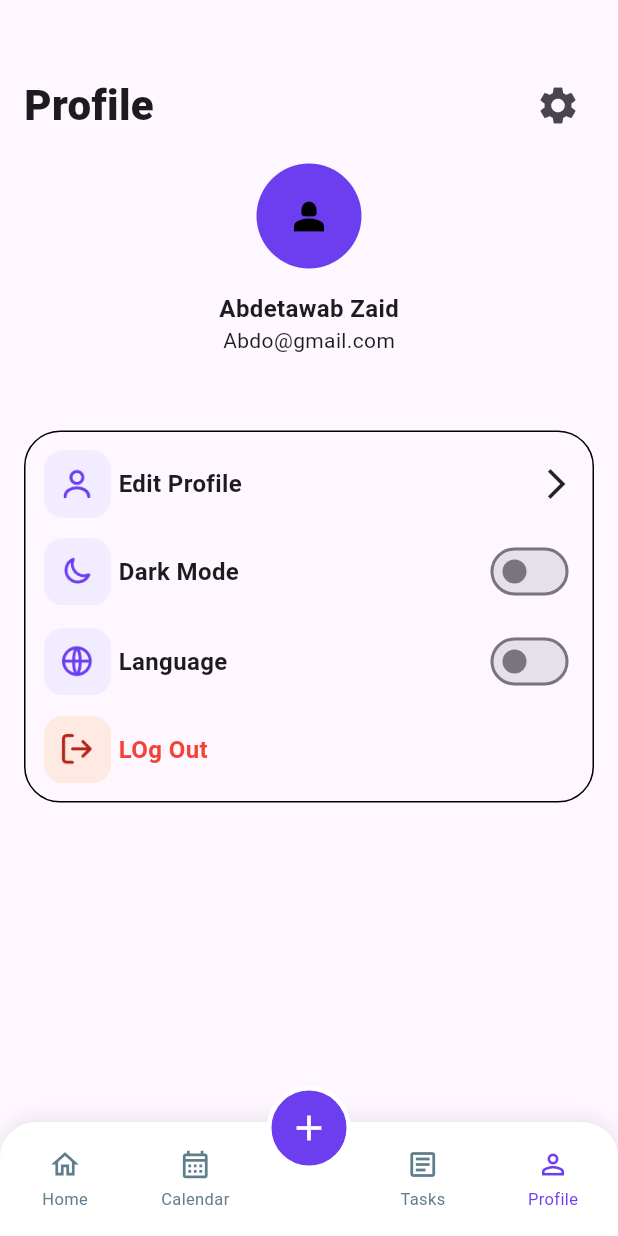
After one commit to tobazaid/todo_app, a Flutter app: the HomeScreen screen opened by its route, after a tap on "Calendar", after a tap on "Tasks", after a tap on "Profile", on a phone screen of 412 x 824 dp. The commit adds this screen. Run offline on Flutter 3.47's test engine with Material 3 defaults, Android fonts, the phone set to English and light mode, and no system bars.

Commit message:
Add profile screen and split widgets

```diff
--- /dev/null
+++ b/lib/core/app_color.dart
@@ -0,0 +1,6 @@
+import 'package:flutter/material.dart';
+
+class AppColor {
+
+  static const Color main = Color(0xFF6D3EF0);
+}
--- a/lib/feature/Onboarding/ui/onbording_screen3.dart
+++ b/lib/feature/Onboarding/ui/onbording_screen3.dart
@@ -1,6 +1,7 @@
 import 'package:flutter/material.dart';
 import 'package:todo_app/core/app_button_style.dart';
 import 'package:todo_app/core/app_text_style.dart';
+import 'package:todo_app/feature/Onboarding/ui/onbording_screen4.dart';
 
 class OnbordingScreen3 extends StatelessWidget {
   static const String routeName = "on bording screen 3";
@@ -22,9 +23,12 @@ class OnbordingScreen3 extends StatelessWidget {
             ElevatedButton(
               style: AppButtonStyle.nextButton,
               onPressed: () {
-
+                Navigator.pushReplacementNamed(
+                  context,
+                  OnbordingScreen4.routeName,
+                );
               },
-              child: const Text("Next", style: AppTextStyle.bold16),
+              child: const Text("Continue", style: AppTextStyle.bold16),
             ),
           ],
         ),
--- /dev/null
+++ b/lib/feature/Onboarding/ui/onbording_screen4.dart
@@ -0,0 +1,38 @@
+import 'package:flutter/material.dart';
+import 'package:todo_app/core/app_button_style.dart';
+import 'package:todo_app/core/app_text_style.dart';
+import 'package:todo_app/feature/home/ui/home_screen.dart';
+
+class OnbordingScreen4 extends StatelessWidget {
+  static const String routeName = "onbording screen 4";
+  const OnbordingScreen4({super.key});
+
+  @override
+  Widget build(BuildContext context) {
+    return Scaffold(
+      body: Padding(
+        padding: const EdgeInsets.all(16.0),
+        child: Column(children: [
+          Image.asset("assets/image/onbording4.png"),
+          Text("Task Management &",style: AppTextStyle.extraBold28,),
+          Text("To-Do List",style: AppTextStyle.extraBold28,),
+          SizedBox(height: 10,),
+          Text("This productive tool is designed to help you"),
+          Text("better manage your task project-wise"),
+          Text("conveniently!"),
+          SizedBox(height: 60,),
+            ElevatedButton(
+                style: AppButtonStyle.nextButton,
+                onPressed: () {
+                  Navigator.pushReplacementNamed(
+                    context,
+                    HomeScreen.routeName,
+                  );
+                },
+                child: const Text("Let's Start", style: AppTextStyle.bold16),
+              ),
+        ],),
+      ),
+    );
+  }
+}
--- /dev/null
+++ b/lib/feature/home/ui/home_screen.dart
@@ -0,0 +1,17 @@
+import 'package:flutter/material.dart';
+import 'package:todo_app/feature/home/ui/widget/custom_bottom_nav_bar.dart';
+
+class HomeScreen extends StatelessWidget {
+  static const String routeName = "home_screen";
+  const HomeScreen({super.key});
+
+  @override
+  Widget build(BuildContext context) {
+    return Scaffold(
+      body: Column(children: [
+
+      ],),
+       bottomNavigationBar: const CustomBottomNavBar(),
+    );
+  }
+}
--- /dev/null
+++ b/lib/feature/home/ui/widget/custom_bottom_nav_bar.dart
@@ -0,0 +1,133 @@
+import 'package:flutter/material.dart';
+import 'package:todo_app/feature/profile/ui/profile_screen.dart';
+
+class CustomBottomNavBar extends StatefulWidget {
+  const CustomBottomNavBar({super.key});
+
+  @override
+  State<CustomBottomNavBar> createState() =>
+      _CustomBottomNavBarState();
+}
+
+class _CustomBottomNavBarState extends State<CustomBottomNavBar> {
+  int selectedIndex = 0;
+
+  final Color purpleColor = const Color(0xFF6D3EF0);
+
+  final List<Widget> screens = [
+    const Center(child: Text("Home Screen")),
+    const Center(child: Text("Calendar Screen")),
+    const Center(child: Text("Tasks Screen")),
+    const ProfileScreen(),
+  ];
+
+  Widget navItem(IconData icon, String title, int index) {
+    bool isSelected = selectedIndex == index;
+
+    return Expanded(
+      child: InkWell(
+        onTap: () {
+          setState(() {
+            selectedIndex = index;
+          });
+        },
+        child: Column(
+          mainAxisAlignment: MainAxisAlignment.center,
+          children: [
+            Icon(
+              icon,
+              color: isSelected ? purpleColor : Colors.blueGrey,
+              size: 22,
+            ),
+            const SizedBox(height: 4),
+            Text(
+              title,
+              style: TextStyle(
+                fontSize: 11,
+                color: isSelected ? purpleColor : Colors.blueGrey,
+              ),
+            ),
+          ],
+        ),
+      ),
+    );
+  }
+
+  @override
+  Widget build(BuildContext context) {
+    return Scaffold(
+      body: IndexedStack(
+        index: selectedIndex,
+        children: screens,
+      ),
+      bottomNavigationBar: SafeArea(
+        top: false,
+        child: SizedBox(
+          height: 100,
+          child: Stack(
+            clipBehavior: Clip.none,
+            children: [
+              Positioned(
+                bottom: 0,
+                left: 0,
+                right: 0,
+                child: Container(
+                  height: 76,
+                  decoration: BoxDecoration(
+                    color: Colors.white,
+                    borderRadius: const BorderRadius.vertical(
+                      top: Radius.circular(24),
+                    ),
+                    boxShadow: [
+                      BoxShadow(
+                        color: Colors.black.withOpacity(0.08),
+                        blurRadius: 10,
+                        offset: const Offset(0, -3),
+                      ),
+                    ],
+                  ),
+                  child: Row(
+                    children: [
+                      navItem(Icons.home_outlined, "Home", 0),
+                      navItem(Icons.calendar_month_outlined, "Calendar", 1),
+                      const SizedBox(width: 65),
+                      navItem(Icons.article_outlined, "Tasks", 2),
+                      navItem(Icons.person_outline, "Profile", 3),
+                    ],
+                  ),
+                ),
+              ),
+              Positioned(
+                top: 0,
+                left: 0,
+                right: 0,
+                child: Center(
+                  child: Container(
+                    width: 56,
+                    height: 56,
+                    decoration: BoxDecoration(
+                      shape: BoxShape.circle,
+                      color: purpleColor,
+                      border: Border.all(
+                        color: Colors.white,
+                        width: 3,
+                      ),
+                    ),
+                    child: IconButton(
+                      onPressed: () {},
+                      icon: const Icon(
+                        Icons.add,
+                        color: Colors.white,
+                        size: 28,
+                      ),
+                    ),
+                  ),
+                ),
+              ),
+            ],
+          ),
+        ),
+      ),
+    );
+  }
+}
--- /dev/null
+++ b/lib/feature/profile/ui/profile_screen.dart
@@ -0,0 +1,53 @@
+import 'package:flutter/material.dart';
+import 'package:todo_app/feature/profile/ui/widget/profile_headr.dart';
+import 'package:todo_app/feature/profile/ui/widget/profile_info.dart';
+import 'package:todo_app/feature/profile/ui/widget/profilesetting_container.dart';
+
+class ProfileScreen extends StatefulWidget {
+  const ProfileScreen({super.key});
+
+  @override
+  State<ProfileScreen> createState() => _ProfileScreenState();
+}
+
+class _ProfileScreenState extends State<ProfileScreen> {
+  bool isDarkMode = false;
+  bool isLanguageChanged = false;
+
+  @override
+  Widget build(BuildContext context) {
+    return Padding(
+      padding: const EdgeInsets.all(16.0),
+      child: Scaffold(
+        body: Column(
+          children: [
+            const SizedBox(height: 30),
+
+            const ProfileHeader(),
+
+            const SizedBox(height: 15),
+
+            const ProfileInfo(),
+
+            const SizedBox(height: 50),
+
+            ProfileSettingsContainer(
+              isDarkMode: isDarkMode,
+              isLanguageChanged: isLanguageChanged,
+              onDarkModeChanged: (value) {
+                setState(() {
+                  isDarkMode = value;
+                });
+              },
+              onLanguageChanged: (value) {
+                setState(() {
+                  isLanguageChanged = value;
+                });
+              },
+            ),
+          ],
+        ),
+      ),
+    );
+  }
+}
--- /dev/null
+++ b/lib/feature/profile/ui/widget/edit_item.dart
@@ -0,0 +1,63 @@
+
+import 'package:flutter/material.dart';
+import 'package:todo_app/core/app_color.dart';
+import 'package:todo_app/core/app_text_style.dart';
+
+class EditProfileItem extends StatelessWidget {
+  const EditProfileItem({super.key});
+
+  @override
+  Widget build(BuildContext context) {
+    return Row(
+      children: [
+        Image.asset(
+          "assets/image/Profile-selection.png",
+          width: 45,
+          height: 45,
+        ),
+        const SizedBox(width: 5),
+        Text(
+          "Edit Profile",
+          style: AppTextStyle.bold16,
+        ),
+        const Spacer(),
+        const Icon(Icons.arrow_forward_ios),
+      ],
+    );
+  }
+}
+
+class DarkModeItem extends StatelessWidget {
+  final bool isDarkMode;
+  final ValueChanged<bool> onChanged;
+
+  const DarkModeItem({
+    super.key,
+    required this.isDarkMode,
+    required this.onChanged,
+  });
+
+  @override
+  Widget build(BuildContext context) {
+    return Row(
+      children: [
+        Image.asset(
+          "assets/image/darkmode.png",
+          width: 45,
+          height: 45,
+        ),
+        const SizedBox(width: 5),
+        Text(
+          "Dark Mode",
+          style: AppTextStyle.bold16,
+        ),
+        const Spacer(),
+        Switch(
+          value: isDarkMode,
+          activeColor: AppColor.main,
+          onChanged: onChanged,
+        ),
+      ],
+    );
+  }
+}
--- /dev/null
+++ b/lib/feature/profile/ui/widget/language_item.dart
@@ -0,0 +1,43 @@
+
+import 'package:flutter/material.dart';
+import 'package:todo_app/core/app_color.dart';
+import 'package:todo_app/core/app_text_style.dart';
+
+class LanguageItem extends StatelessWidget {
+  final bool isLanguageChanged;
+  final ValueChanged<bool> onChanged;
+
+  const LanguageItem({
+    super.key,
+    required this.isLanguageChanged,
+    required this.onChanged,
+  });
+
+  @override
+  Widget build(BuildContext context) {
+    return Row(
+      children: [
+        Image.asset(
+          "assets/image/language.png",
+          width: 45,
+          height: 45,
+        ),
+
+        const SizedBox(width: 5),
+
+        Text(
+          "Language",
+          style: AppTextStyle.bold16,
+        ),
+
+        const Spacer(),
+
+        Switch(
+          value: isLanguageChanged,
+          activeColor: AppColor.main,
+          onChanged: onChanged,
+        ),
+      ],
+    );
+  }
+}
--- /dev/null
+++ b/lib/feature/profile/ui/widget/log_out_item.dart
@@ -0,0 +1,28 @@
+import 'package:flutter/material.dart';
+import 'package:todo_app/core/app_text_style.dart';
+
+class LogoutItem extends StatelessWidget {
+  const LogoutItem({super.key});
+
+  @override
+  Widget build(BuildContext context) {
+    return Row(
+      children: [
+        Image.asset(
+          "assets/image/logout.png",
+          width: 45,
+          height: 45,
+        ),
+
+        const SizedBox(width: 5),
+
+        Text(
+          "LOg Out",
+          style: AppTextStyle.bold16.copyWith(
+            color: Colors.red,
+          ),
+        ),
+      ],
+    );
+  }
+}
--- /dev/null
+++ b/lib/feature/profile/ui/widget/profile_headr.dart
@@ -0,0 +1,26 @@
+import 'package:flutter/material.dart';
+import 'package:todo_app/core/app_text_style.dart';
+
+class ProfileHeader extends StatelessWidget {
+  const ProfileHeader({super.key});
+
+  @override
+  Widget build(BuildContext context) {
+    return Row(
+      mainAxisAlignment: MainAxisAlignment.spaceBetween,
+      children: [
+        Text(
+          "Profile",
+          style: AppTextStyle.extraBold28,
+        ),
+        IconButton(
+          onPressed: () {},
+          icon: const Icon(
+            Icons.settings,
+            size: 30,
+          ),
+        ),
+      ],
+    );
+  }
+}
--- /dev/null
+++ b/lib/feature/profile/ui/widget/profile_info.dart
@@ -0,0 +1,34 @@
+
+import 'package:flutter/material.dart';
+import 'package:todo_app/core/app_color.dart';
+import 'package:todo_app/core/app_text_style.dart';
+
+class ProfileInfo extends StatelessWidget {
+  const ProfileInfo({super.key});
+
+  @override
+  Widget build(BuildContext context) {
+    return Column(
+      children: [
+        CircleAvatar(
+          radius: 35,
+          backgroundColor: AppColor.main,
+          child: const Icon(
+            Icons.person_2,
+            size: 30,
+            color: Colors.black,
+          ),
+        ),
+
+        const SizedBox(height: 15),
+
+        Text(
+          "Abdetawab Zaid",
+          style: AppTextStyle.bold16,
+        ),
+
+        const Text("Abdo@gmail.com"),
+      ],
+    );
+  }
+}
--- /dev/null
+++ b/lib/feature/profile/ui/widget/profilesetting_container.dart
@@ -0,0 +1,54 @@
+import 'package:flutter/material.dart';
+import 'package:todo_app/feature/profile/ui/widget/edit_item.dart';
+import 'package:todo_app/feature/profile/ui/widget/language_item.dart';
+import 'package:todo_app/feature/profile/ui/widget/log_out_item.dart';
+
+class ProfileSettingsContainer extends StatelessWidget {
+  final bool isDarkMode;
+  final bool isLanguageChanged;
+  final ValueChanged<bool> onDarkModeChanged;
+  final ValueChanged<bool> onLanguageChanged;
+
+  const ProfileSettingsContainer({
+    super.key,
+    required this.isDarkMode,
+    required this.isLanguageChanged,
+    required this.onDarkModeChanged,
+    required this.onLanguageChanged,
+  });
+
+  @override
+  Widget build(BuildContext context) {
+    return Container(
+      width: double.infinity,
+      padding: const EdgeInsets.all(12),
+      decoration: BoxDecoration(
+        borderRadius: BorderRadius.circular(24),
+        border: Border.all(),
+      ),
+      child: Column(
+        children: [
+          EditProfileItem(),
+
+          const SizedBox(height: 12),
+
+          DarkModeItem(
+            isDarkMode: isDarkMode,
+            onChanged: onDarkModeChanged,
+          ),
+
+          const SizedBox(height: 12),
+
+          LanguageItem(
+            isLanguageChanged: isLanguageChanged,
+            onChanged: onLanguageChanged,
+          ),
+
+          const SizedBox(height: 12),
+
+          const LogoutItem(),
+        ],
+      ),
+    );
+  }
+}
--- a/lib/todo_app.dart
+++ b/lib/todo_app.dart
@@ -2,6 +2,8 @@ import 'package:flutter/material.dart';
 import 'package:todo_app/feature/Onboarding/ui/onboarding_screen1.dart';
 import 'package:todo_app/feature/Onboarding/ui/onbording_screen2.dart';
 import 'package:todo_app/feature/Onboarding/ui/onbording_screen3.dart';
+import 'package:todo_app/feature/Onboarding/ui/onbording_screen4.dart';
+import 'package:todo_app/feature/home/ui/home_screen.dart';
 
 class TodoApp extends StatelessWidget {
   const TodoApp({super.key});
@@ -14,7 +16,9 @@ class TodoApp extends StatelessWidget {
       routes: {
         OnboardingScreen1.routeName: (context) => OnboardingScreen1(),
         OnbordingScreen2.routeName: (context) =>OnbordingScreen2(),
-        OnbordingScreen3.routeName:(context) => OnbordingScreen3()
+        OnbordingScreen3.routeName:(context) => OnbordingScreen3(),
+        OnbordingScreen4.routeName:(context) => OnbordingScreen4(),
+        HomeScreen.routeName:(context) => HomeScreen()
 
       },
     );
```
Also changed, not shown: assets/image/Profile-selection.png (added), assets/image/darkmode.png (added), assets/image/language.png (added), assets/image/logout.png (added), assets/image/onbording4.png (added).
